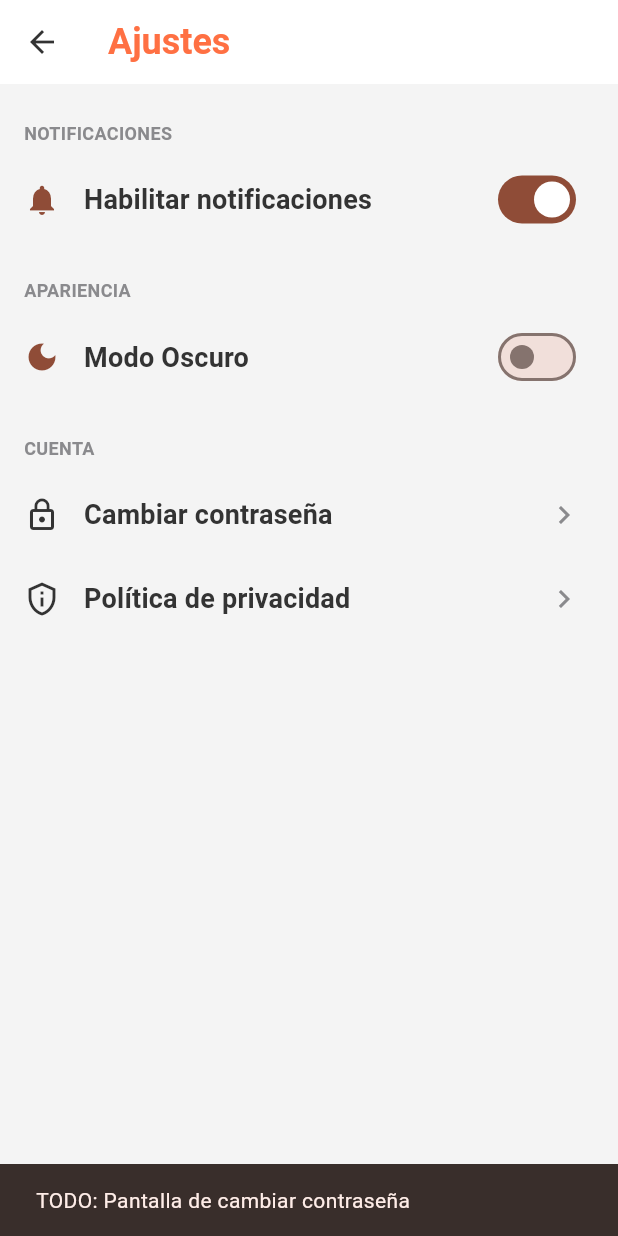
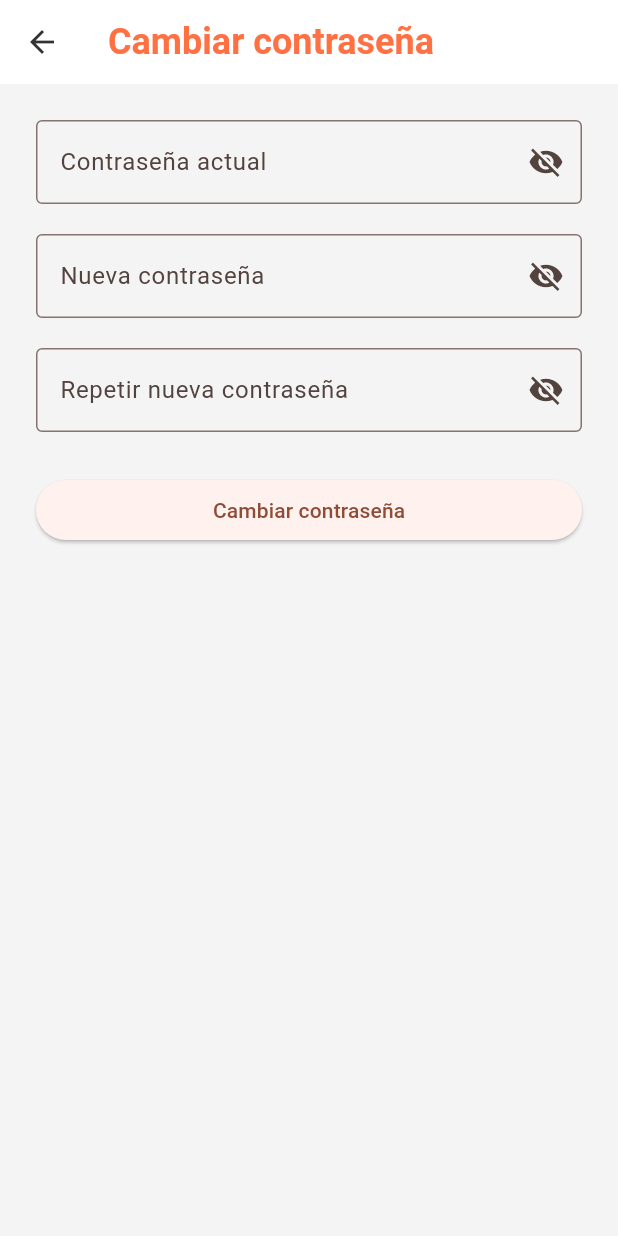
Before and after one commit to JuniorSD6650/NutriApp, a Flutter app: the SettingsScreen screen opened directly, after a tap on "Cambiar contraseña", on a phone screen of 412 x 824 dp. Run offline on Flutter 3.47's test engine with Material 3 defaults, Android fonts, the phone set to English and light mode, and no system bars; our stand-ins replace flutter_secure_storage, go_router, pie_chart, shared_preferences; missing offline and left inert: jwt_decode; accounts and stored records are empty.

Commit message:
feat: Implementar funcionalidad de cambio de contraseña en el backend y frontend

```diff
--- /dev/null
+++ b/fe_nutriapp/lib/features/profile/screens/change_password_screen.dart
@@ -0,0 +1,156 @@
+import 'package:flutter/material.dart';
+import 'package:provider/provider.dart';
+import 'package:fe_nutriapp/core/services/auth_service.dart';
+
+class ChangePasswordScreen extends StatefulWidget {
+  const ChangePasswordScreen({super.key});
+
+  @override
+  State<ChangePasswordScreen> createState() => _ChangePasswordScreenState();
+}
+
+class _ChangePasswordScreenState extends State<ChangePasswordScreen> {
+  final _formKey = GlobalKey<FormState>();
+  final _currentController = TextEditingController();
+  final _newController = TextEditingController();
+  final _repeatController = TextEditingController();
+
+  bool _isLoading = false;
+  String? _errorMessage;
+  String? _successMessage;
+  bool _obscureCurrent = true;
+  bool _obscureNew = true;
+  bool _obscureRepeat = true;
+
+  Future<void> _submit() async {
+    setState(() {
+      _errorMessage = null;
+      _successMessage = null;
+    });
+
+    if (!_formKey.currentState!.validate()) return;
+
+    setState(() => _isLoading = true);
+
+    try {
+      await context.read<AuthService>().changePassword(
+        currentPassword: _currentController.text,
+        newPassword: _newController.text,
+      );
+      setState(() {
+        _successMessage = "Contraseña cambiada exitosamente.";
+        _isLoading = false;
+        _currentController.clear();
+        _newController.clear();
+        _repeatController.clear();
+      });
+    } catch (e) {
+      setState(() {
+        _errorMessage = e.toString().replaceFirst('Exception: ', '');
+        _isLoading = false;
+      });
+    }
+  }
+
+  @override
+  void dispose() {
+    _currentController.dispose();
+    _newController.dispose();
+    _repeatController.dispose();
+    super.dispose();
+  }
+
+  @override
+  Widget build(BuildContext context) {
+    final theme = Theme.of(context);
+    return Scaffold(
+      appBar: AppBar(title: const Text('Cambiar contraseña')),
+      body: Padding(
+        padding: const EdgeInsets.all(24.0),
+        child: Form(
+          key: _formKey,
+          child: ListView(
+            shrinkWrap: true,
+            children: [
+              TextFormField(
+                controller: _currentController,
+                obscureText: _obscureCurrent,
+                decoration: InputDecoration(
+                  labelText: 'Contraseña actual',
+                  border: const OutlineInputBorder(),
+                  suffixIcon: IconButton(
+                    icon: Icon(_obscureCurrent ? Icons.visibility_off : Icons.visibility),
+                    onPressed: () => setState(() => _obscureCurrent = !_obscureCurrent),
+                  ),
+                ),
+                validator: (v) => (v == null || v.isEmpty) ? 'Ingrese su contraseña actual' : null,
+              ),
+              const SizedBox(height: 20),
+              TextFormField(
+                controller: _newController,
+                obscureText: _obscureNew,
+                decoration: InputDecoration(
+                  labelText: 'Nueva contraseña',
+                  border: const OutlineInputBorder(),
+                  suffixIcon: IconButton(
+                    icon: Icon(_obscureNew ? Icons.visibility_off : Icons.visibility),
+                    onPressed: () => setState(() => _obscureNew = !_obscureNew),
+                  ),
+                ),
+                validator: (v) {
+                  if (v == null || v.isEmpty) return 'Ingrese la nueva contraseña';
+                  if (v.length < 6) return 'Debe tener al menos 6 caracteres';
+                  return null;
+                },
+              ),
+              const SizedBox(height: 20),
+              TextFormField(
+                controller: _repeatController,
+                obscureText: _obscureRepeat,
+                decoration: InputDecoration(
+                  labelText: 'Repetir nueva contraseña',
+                  border: const OutlineInputBorder(),
+                  suffixIcon: IconButton(
+                    icon: Icon(_obscureRepeat ? Icons.visibility_off : Icons.visibility),
+                    onPressed: () => setState(() => _obscureRepeat = !_obscureRepeat),
+                  ),
+                ),
+                validator: (v) {
+                  if (v == null || v.isEmpty) return 'Repita la nueva contraseña';
+                  if (v != _newController.text) return 'Las contraseñas no coinciden';
+                  return null;
+                },
+              ),
+              const SizedBox(height: 28),
+              if (_isLoading)
+                const Center(child: CircularProgressIndicator())
+              else
+                ElevatedButton(
+                  onPressed: _submit,
+                  child: const Text('Cambiar contraseña'),
+                ),
+              if (_errorMessage != null)
+                Padding(
+                  padding: const EdgeInsets.only(top: 16),
+                  child: Text(
+                    _errorMessage!,
+                    style: const TextStyle(color: Colors.red),
+                    textAlign: TextAlign.center,
+                  ),
+                ),
+              if (_successMessage != null)
+                Padding(
+                  padding: const EdgeInsets.only(top: 16),
+                  child: Text(
+                    _successMessage!,
+                    style: const TextStyle(color: Colors.green),
+                    textAlign: TextAlign.center,
+                  ),
+                ),
+            ],
+          ),
+        ),
+      ),
+    );
+  }
+}
--- a/fe_nutriapp/lib/features/profile/screens/settings_screen.dart
+++ b/fe_nutriapp/lib/features/profile/screens/settings_screen.dart
@@ -2,6 +2,7 @@
 import 'package:flutter/material.dart';
 import 'package:fe_nutriapp/core/theme/app_colors.dart';
 import 'package:fe_nutriapp/features/profile/screens/privacy_policy_screen.dart';
+import 'package:fe_nutriapp/features/profile/screens/change_password_screen.dart'; // <-- Nueva importación
 import 'package:shared_preferences/shared_preferences.dart';
 import 'package:provider/provider.dart';
 import 'package:fe_nutriapp/core/theme/theme_provider.dart'; // <-- ¡LA IMPORTACIÓN ESTÁ AQUÍ!
@@ -66,13 +67,13 @@ class _SettingsScreenState extends State<SettingsScreen> {
 
           _buildSectionTitle(context, 'Cuenta'),
           ListTile(
-            leading: Icon(Icons.lock_outline, color: AppColors.textPrimary), // <-- AppColors está bien aquí
+            leading: Icon(Icons.lock_outline, color: AppColors.textPrimary),
             title: Text('Cambiar contraseña', style: theme.textTheme.titleMedium),
-            // --- CORRECCIÓN: Quitado el 'const' ---
             trailing: Icon(Icons.chevron_right, color: AppColors.textSecondary),
             onTap: () {
-              ScaffoldMessenger.of(context).showSnackBar(
-                const SnackBar(content: Text('TODO: Pantalla de cambiar contraseña'))
+              Navigator.push(
+                context,
+                MaterialPageRoute(builder: (context) => const ChangePasswordScreen()),
               );
             },
           ),
```
Also changed, not shown: fe_nutriapp/lib/core/services/api_service.dart (+31 -0 lines), fe_nutriapp/lib/core/services/auth_service.dart (+10 -0 lines), 3 other files.
